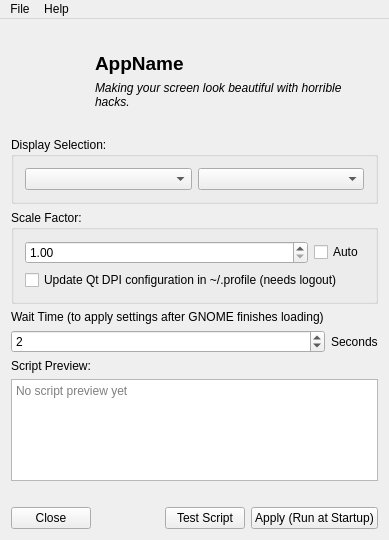
Before: the Qt Designer form src/MainWindow.ui in alex-spataru/HiDPI-Fixer, drawn with Qt 5.
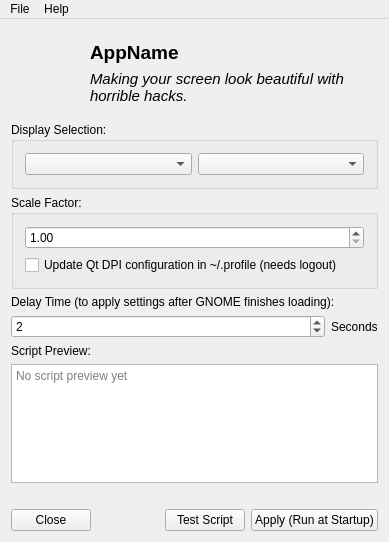
After: the same form once the commit is applied. Icons and pictures are not drawn.

```diff
--- a/src/MainWindow.ui
+++ b/src/MainWindow.ui
@@ -7,7 +7,7 @@
     <x>0</x>
     <y>0</y>
     <width>389</width>
-    <height>540</height>
+    <height>542</height>
    </rect>
   </property>
   <property name="windowTitle">
@@ -49,6 +49,18 @@
        <item>
         <widget class="QWidget" name="widget_2" native="true">
          <layout class="QVBoxLayout" name="verticalLayout_2">
+          <property name="leftMargin">
+           <number>6</number>
+          </property>
+          <property name="topMargin">
+           <number>0</number>
+          </property>
+          <property name="rightMargin">
+           <number>0</number>
+          </property>
+          <property name="bottomMargin">
+           <number>0</number>
+          </property>
           <item>
            <widget class="QLabel" name="AppName">
             <property name="font">
@@ -68,6 +80,7 @@
            <widget class="QLabel" name="AppVersion">
             <property name="font">
              <font>
+              <pointsize>11</pointsize>
               <italic>true</italic>
              </font>
             </property>
@@ -111,21 +124,6 @@
       </property>
       <layout class="QVBoxLayout" name="verticalLayout_3" stretch="0,0">
        <item>
-        <widget class="QWidget" name="widget_3" native="true">
-         <layout class="QHBoxLayout" name="horizontalLayout_4" stretch="1,0">
-          <property name="leftMargin">
-           <number>0</number>
-          </property>
-          <property name="topMargin">
-           <number>0</number>
-          </property>
-          <property name="rightMargin">
-           <number>0</number>
-          </property>
-          <property name="bottomMargin">
-           <number>0</number>
-          </property>
-          <item>
            <widget class="QDoubleSpinBox" name="ScaleFactor">
             <property name="minimum">
              <double>1.000000000000000</double>
@@ -139,16 +137,6 @@
            </widget>
           </item>
           <item>
-           <widget class="QCheckBox" name="AutoCheckbox">
-            <property name="text">
-             <string>Auto</string>
-            </property>
-           </widget>
-          </item>
-         </layout>
-        </widget>
-       </item>
-       <item>
         <widget class="QCheckBox" name="FixQtDpiCheckbox">
          <property name="text">
           <string>Update Qt DPI configuration in ~/.profile (needs logout)</string>
@@ -161,7 +149,7 @@
     <item>
      <widget class="QLabel" name="label_2">
       <property name="text">
-       <string>Wait Time (to apply settings after GNOME finishes loading)</string>
+       <string>Delay Time (to apply settings after GNOME finishes loading):</string>
       </property>
      </widget>
     </item>
```
Lines whose indentation alone changed are shown as unchanged.
